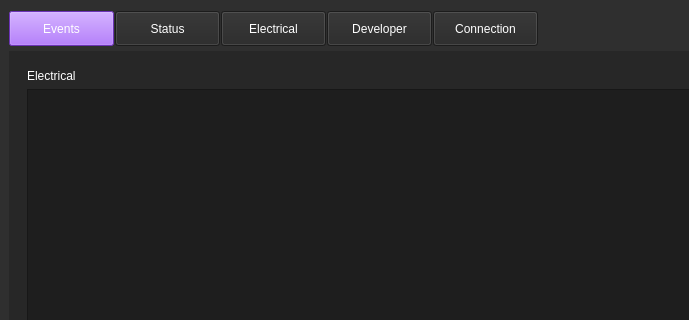
First picture: the form in weapon-system-support-software/mainwindow.ui, repository Team-Controller-NAU/Controller, before the edit; both pictures show x 0 to 689 and y 0 to 320 of the 1105 by 620 pixel window.
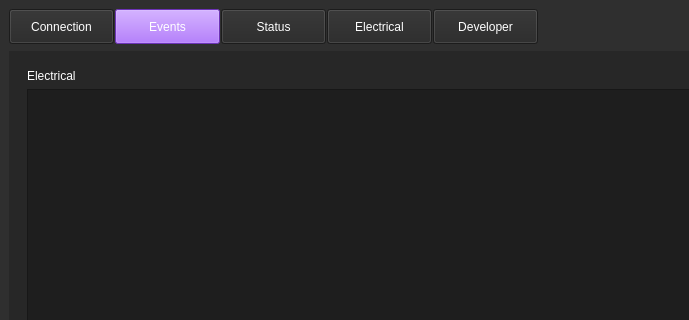
Second picture: the form after the edit. Icons and pictures are not drawn. Custom widgets are drawn as their Qt base class.

The edit to the form file:
```diff
--- a/weapon-system-support-software/mainwindow.ui
+++ b/weapon-system-support-software/mainwindow.ui
@@ -80,7 +80,38 @@
        <property name="bottomMargin">
         <number>0</number>
        </property>
-       <item alignment="Qt::AlignLeft|Qt::AlignVCenter">
+       <item alignment="Qt::AlignLeft|Qt::AlignTop">
+        <widget class="QPushButton" name="ConnectionPageButton">
+         <property name="minimumSize">
+          <size>
+           <width>105</width>
+           <height>35</height>
+          </size>
+         </property>
+         <property name="maximumSize">
+          <size>
+           <width>16777215</width>
+           <height>25</height>
+          </size>
+         </property>
+         <property name="styleSheet">
+          <string notr="true">QPushButton {
+	color: rgb(255, 255, 255);
+	background-color: rgb(39, 39, 39);
+	border-color: rgb(255, 255, 255);
+	font: 16pt &quot;Segoe UI&quot;;
+}
+
+QPushButton::hover {
+	background-color: rgb(117, 117, 117);
+}</string>
+         </property>
+         <property name="text">
+          <string>Connection</string>
+         </property>
+        </widget>
+       </item>
+       <item alignment="Qt::AlignLeft|Qt::AlignTop">
         <widget class="QPushButton" name="EventsPageButton">
          <property name="minimumSize">
           <size>
@@ -111,7 +142,7 @@
          </property>
         </widget>
        </item>
-       <item alignment="Qt::AlignLeft|Qt::AlignVCenter">
+       <item alignment="Qt::AlignLeft|Qt::AlignTop">
         <widget class="QPushButton" name="StatusPageButton">
          <property name="minimumSize">
           <size>
@@ -142,7 +173,7 @@
          </property>
         </widget>
        </item>
-       <item alignment="Qt::AlignLeft|Qt::AlignVCenter">
+       <item alignment="Qt::AlignLeft|Qt::AlignTop">
         <widget class="QPushButton" name="ElectricalPageButton">
          <property name="sizePolicy">
           <sizepolicy hsizetype="Minimum" vsizetype="Fixed">
@@ -181,7 +212,7 @@
          </property>
         </widget>
        </item>
-       <item alignment="Qt::AlignLeft|Qt::AlignVCenter">
+       <item alignment="Qt::AlignLeft|Qt::AlignTop">
         <widget class="QPushButton" name="DevPageButton">
          <property name="minimumSize">
           <size>
@@ -212,37 +243,6 @@
          </property>
         </widget>
        </item>
-       <item alignment="Qt::AlignLeft|Qt::AlignVCenter">
-        <widget class="QPushButton" name="ConnectionPageButton">
-         <property name="minimumSize">
-          <size>
-           <width>105</width>
-           <height>35</height>
-          </size>
-         </property>
-         <property name="maximumSize">
-          <size>
-           <width>16777215</width>
-           <height>25</height>
-          </size>
-         </property>
-         <property name="styleSheet">
-          <string notr="true">QPushButton {
-	color: rgb(255, 255, 255);
-	background-color: rgb(39, 39, 39);
-	border-color: rgb(255, 255, 255);
-	font: 16pt &quot;Segoe UI&quot;;
-}
-
-QPushButton::hover {
-	background-color: rgb(117, 117, 117);
-}</string>
-         </property>
-         <property name="text">
-          <string>Connection</string>
-         </property>
-        </widget>
-       </item>
        <item>
         <widget class="QTextEdit" name="notificationPopUp">
          <property name="enabled">
```
Left out of the diff: 349 changed lines with no effect on the pictures.
